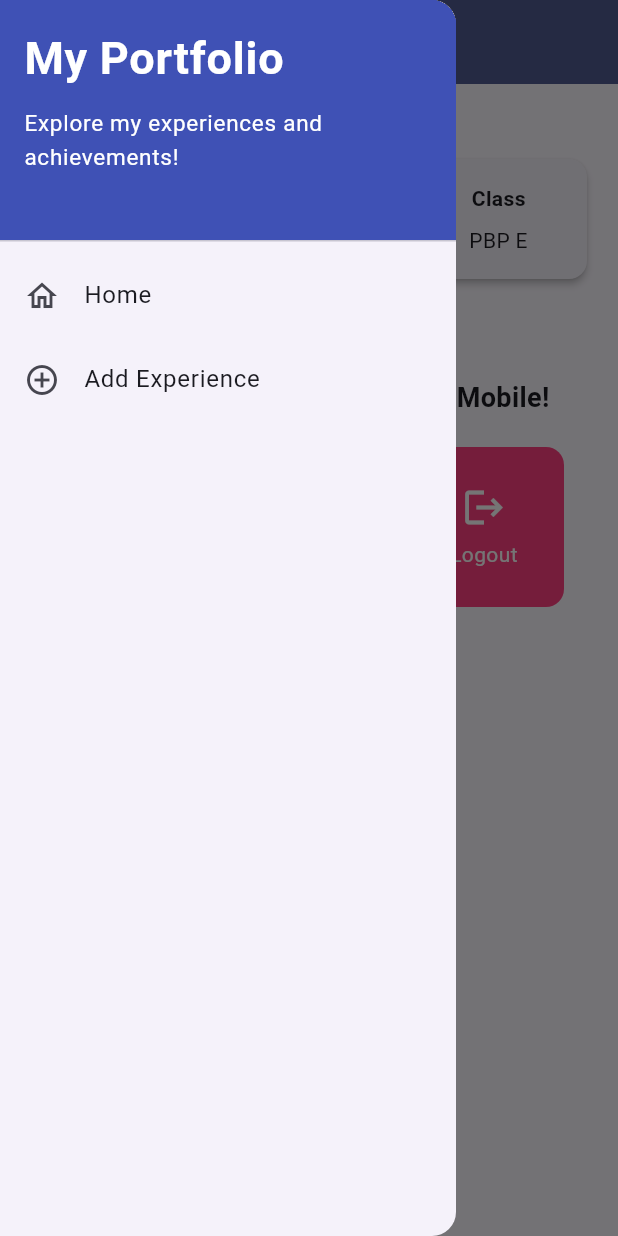
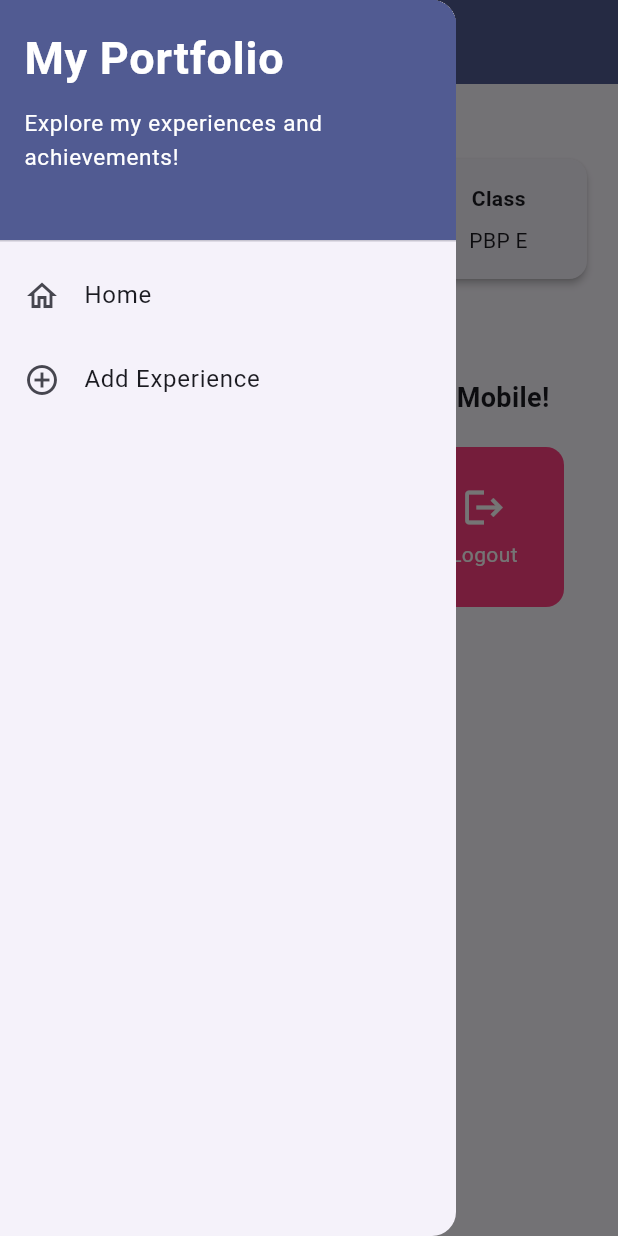
Before and after one commit to reginadibryakerinne/myportofolio_mobile, a Flutter app: the screen it shows after launch, with the side drawer open, on a phone screen of 412 x 824 dp. Run offline on Flutter 3.47's test engine with Material 3 defaults, Android fonts, the phone set to English and light mode, and no system bars; our stand-ins replace material_ui.

Commit message:
style: use theme primary color in drawer header

```diff
--- a/lib/widgets/left_drawer.dart
+++ b/lib/widgets/left_drawer.dart
@@ -10,9 +10,9 @@ class LeftDrawer extends StatelessWidget {
     return Drawer(
       child: ListView(
         children: [
-          const DrawerHeader(
+          DrawerHeader(
             decoration: BoxDecoration(
-              color: Colors.indigo,
+              color: Theme.of(context).colorScheme.primary,
             ),
             child: Column(
               crossAxisAlignment: CrossAxisAlignment.start,
```
